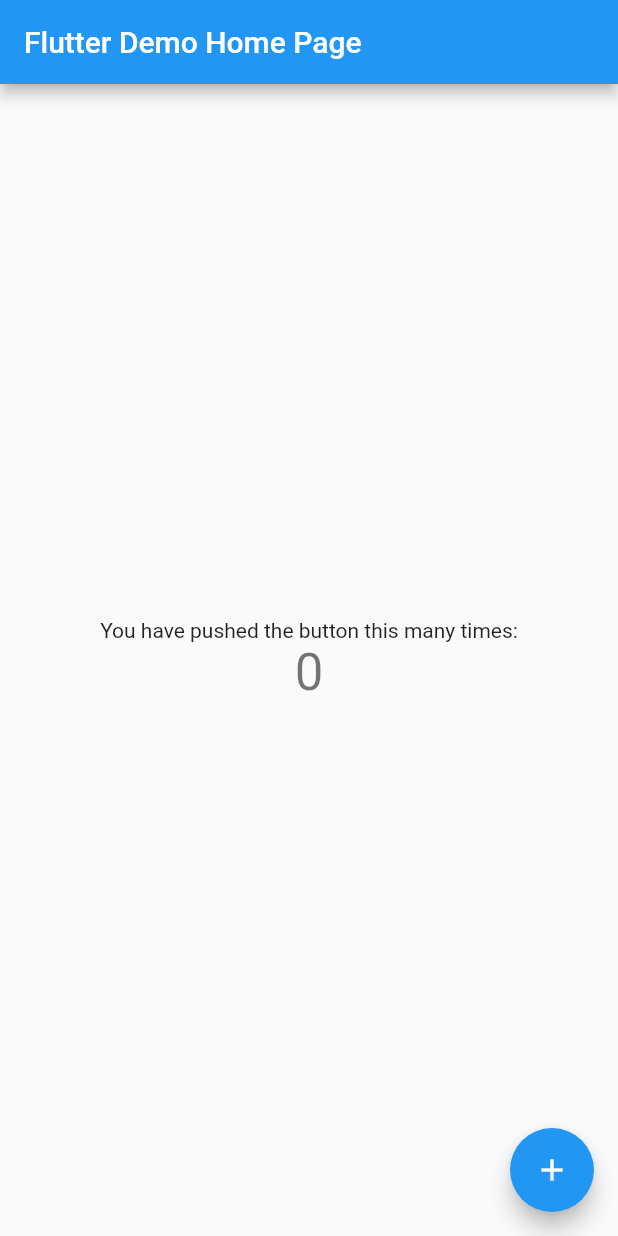
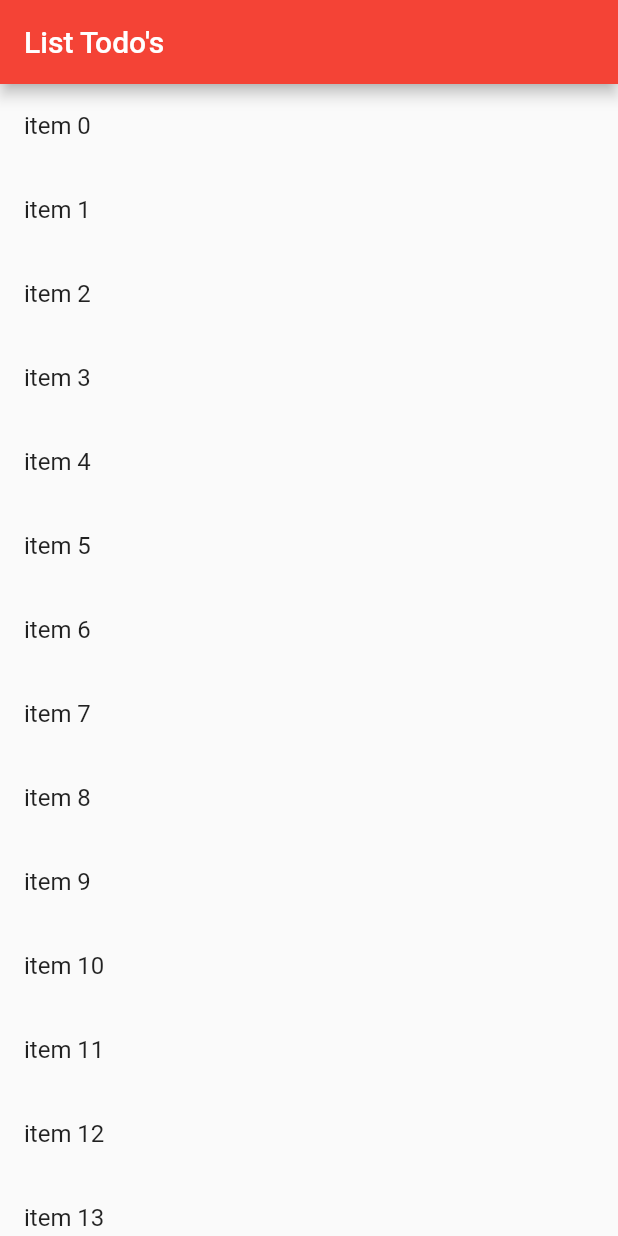
Before and after one commit to Daniel-Veloso/flutter_todo_list, a Flutter app: the screen it shows after launch, on a phone screen of 412 x 824 dp. Run offline on Flutter 3.47's test engine with Material 2 defaults, Android fonts, the phone set to English and light mode, and no system bars.

Commit message:
initial change of the main project

```diff
--- a/lib/main.dart
+++ b/lib/main.dart
@@ -1,115 +1,21 @@
 import 'package:flutter/material.dart';
+import 'src/home_page.dart';
 
-void main() {
-  runApp(const MyApp());
+void main(){
+  runApp(MyApp());
 }
 
 class MyApp extends StatelessWidget {
   const MyApp({super.key});
 
-  // This widget is the root of your application.
   @override
   Widget build(BuildContext context) {
     return MaterialApp(
       title: 'Flutter Demo',
       theme: ThemeData(
-        // This is the theme of your application.
-        //
-        // Try running your application with "flutter run". You'll see the
-        // application has a blue toolbar. Then, without quitting the app, try
-        // changing the primarySwatch below to Colors.green and then invoke
-        // "hot reload" (press "r" in the console where you ran "flutter run",
-        // or simply save your changes to "hot reload" in a Flutter IDE).
-        // Notice that the counter didn't reset back to zero; the application
-        // is not restarted.
-        primarySwatch: Colors.blue,
+        primarySwatch: Colors.red,
       ),
-      home: const MyHomePage(title: 'Flutter Demo Home Page'),
+      home: HomePage(),
     );
   }
 }
-
-class MyHomePage extends StatefulWidget {
-  const MyHomePage({super.key, required this.title});
-
-  // This widget is the home page of your application. It is stateful, meaning
-  // that it has a State object (defined below) that contains fields that affect
-  // how it looks.
-
-  // This class is the configuration for the state. It holds the values (in this
-  // case the title) provided by the parent (in this case the App widget) and
-  // used by the build method of the State. Fields in a Widget subclass are
-  // always marked "final".
-
-  final String title;
-
-  @override
-  State<MyHomePage> createState() => _MyHomePageState();
-}
-
-class _MyHomePageState extends State<MyHomePage> {
-  int _counter = 0;
-
-  void _incrementCounter() {
-    setState(() {
-      // This call to setState tells the Flutter framework that something has
-      // changed in this State, which causes it to rerun the build method below
-      // so that the display can reflect the updated values. If we changed
-      // _counter without calling setState(), then the build method would not be
-      // called again, and so nothing would appear to happen.
-      _counter++;
-    });
-  }
-
-  @override
-  Widget build(BuildContext context) {
-    // This method is rerun every time setState is called, for instance as done
-    // by the _incrementCounter method above.
-    //
-    // The Flutter framework has been optimized to make rerunning build methods
-    // fast, so that you can just rebuild anything that needs updating rather
-    // than having to individually change instances of widgets.
-    return Scaffold(
-      appBar: AppBar(
-        // Here we take the value from the MyHomePage object that was created by
-        // the App.build method, and use it to set our appbar title.
-        title: Text(widget.title),
-      ),
-      body: Center(
-        // Center is a layout widget. It takes a single child and positions it
-        // in the middle of the parent.
-        child: Column(
-          // Column is also a layout widget. It takes a list of children and
-          // arranges them vertically. By default, it sizes itself to fit its
-          // children horizontally, and tries to be as tall as its parent.
-          //
-          // Invoke "debug painting" (press "p" in the console, choose the
-          // "Toggle Debug Paint" action from the Flutter Inspector in Android
-          // Studio, or the "Toggle Debug Paint" command in Visual Studio Code)
-          // to see the wireframe for each widget.
-          //
-          // Column has various properties to control how it sizes itself and
-          // how it positions its children. Here we use mainAxisAlignment to
-          // center the children vertically; the main axis here is the vertical
-          // axis because Columns are vertical (the cross axis would be
-          // horizontal).
-          mainAxisAlignment: MainAxisAlignment.center,
-          children: <Widget>[
-            const Text(
-              'You have pushed the button this many times:',
-            ),
-            Text(
-              '$_counter',
-              style: Theme.of(context).textTheme.headline4,
-            ),
-          ],
-        ),
-      ),
-      floatingActionButton: FloatingActionButton(
-        onPressed: _incrementCounter,
-        tooltip: 'Increment',
-        child: const Icon(Icons.add),
-      ), // This trailing comma makes auto-formatting nicer for build methods.
-    );
-  }
-}
--- /dev/null
+++ b/lib/src/home_page.dart
@@ -0,0 +1,23 @@
+import 'package:flutter/material.dart';
+import 'package:flutter/widgets.dart';
+
+class HomePage extends StatelessWidget {
+  const HomePage({super.key});
+
+  @override
+  Widget build(BuildContext context) {
+    return Scaffold(
+      appBar: AppBar(
+        title: Text('List Todo\'s'),
+      ),
+      body: ListView.builder(
+        itemCount: 20,
+        itemBuilder: (context, index) {
+          return ListTile(
+            title: Text('item $index'),
+          );
+        },
+      ),
+    );
+  }
+}
```
